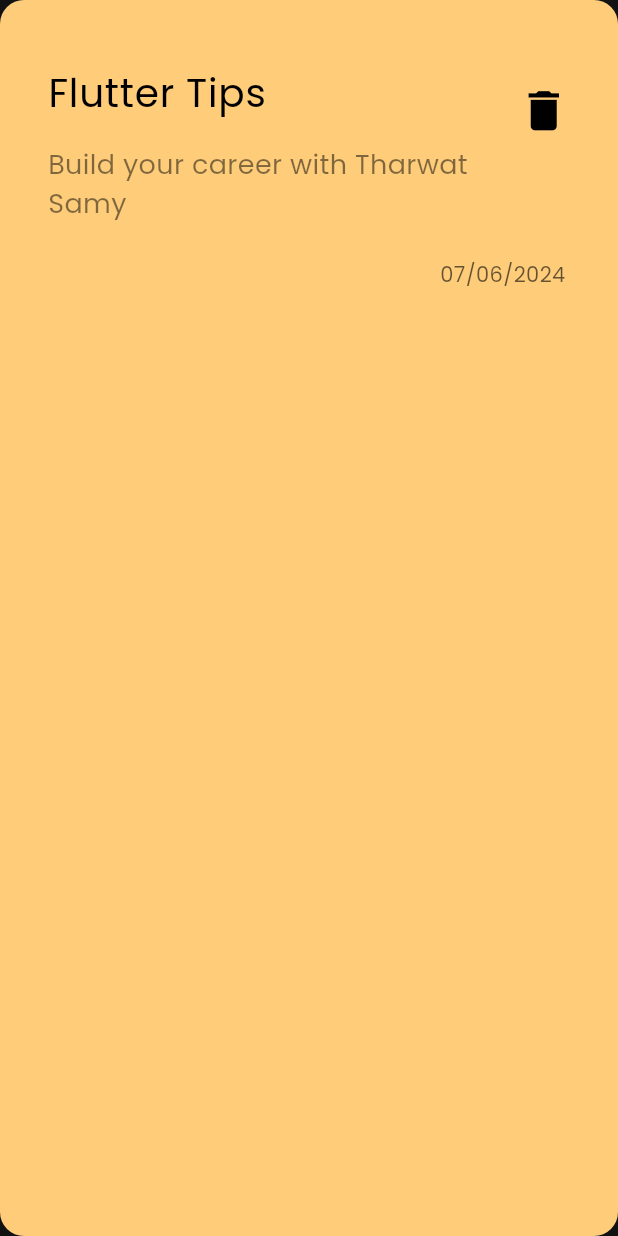
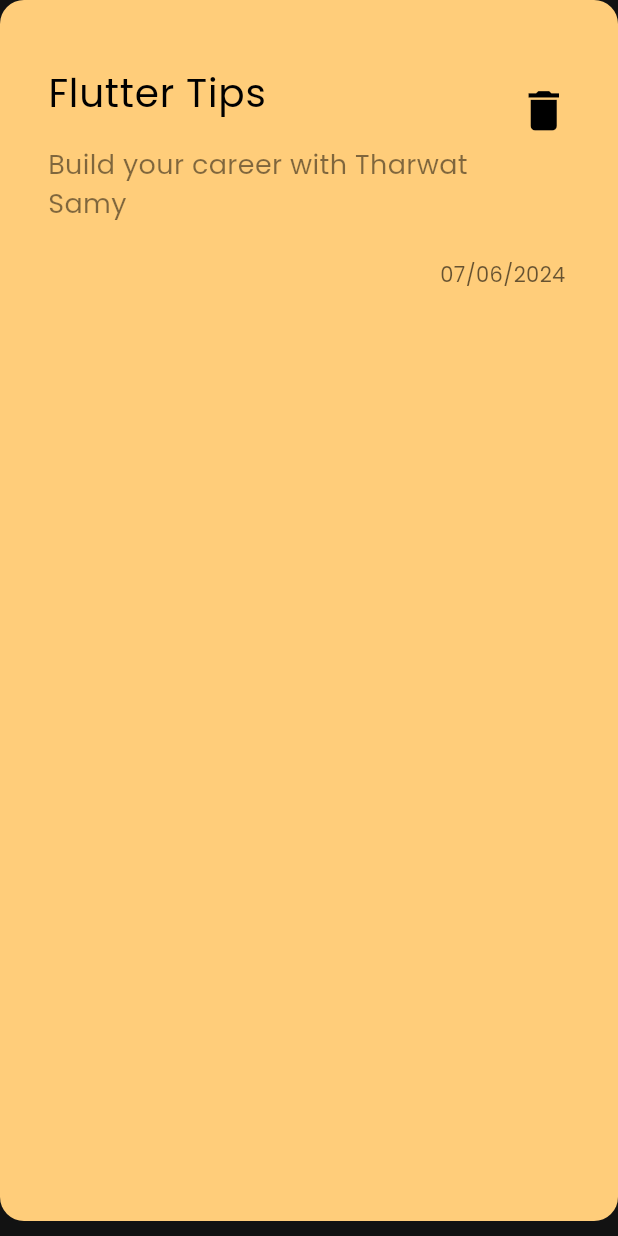
Before and after one commit to 0omarahmed73/notes_app, a Flutter app: the NoteItem widget shown alone on an empty page, opened directly, on a phone screen of 412 x 824 dp. Run offline on Flutter 3.47's test engine with Material 3 defaults, Android fonts, the phone set to English and light mode, and no system bars; statements that could not run were skipped.

Commit message:
chore: Update padding and margin in custom_app_bar and note_item widgets

```diff
--- a/lib/widgets/custom_app_bar.dart
+++ b/lib/widgets/custom_app_bar.dart
@@ -6,9 +6,9 @@ class CustomAppBar extends StatelessWidget {
 
   @override
   Widget build(BuildContext context) {
-    return Padding(
-      padding: const EdgeInsets.only(bottom: 25.0),
-      child: const Row(
+    return const Padding(
+      padding: EdgeInsets.only(bottom: 25.0),
+      child: Row(
         mainAxisAlignment: MainAxisAlignment.spaceBetween,
         children: [
           Text(
--- a/lib/widgets/note_item.dart
+++ b/lib/widgets/note_item.dart
@@ -6,19 +6,20 @@ class NoteItem extends StatelessWidget {
   @override
   Widget build(BuildContext context) {
     return Container(
-      padding: EdgeInsets.only(
+      margin: const EdgeInsets.only(bottom: 10),
+      padding: const EdgeInsets.only(
         top: 34,
         bottom: 34,
         left: 16,
       ),
       decoration: BoxDecoration(
-        color: Color(0xffffcd7a),
+        color: const Color(0xffffcd7a),
         borderRadius: BorderRadius.circular(16),
       ),
       child: Column(
         children: [
           ListTile(
-            title: Text(
+            title: const Text(
               'Flutter Tips',
               style: TextStyle(color: Colors.black, fontSize: 26),
             ),
@@ -31,9 +32,9 @@ class NoteItem extends StatelessWidget {
               ),
             ),
             trailing: Transform.translate(
-              offset: Offset(0, -30),
+              offset: const Offset(0, -30),
               child: IconButton(
-                icon: Icon(
+                icon: const Icon(
                   Icons.delete,
                   size: 35,
                   color: Colors.black,
```
Also changed, not shown: lib/widgets/notes_list_view.dart (added, +14 -0 lines), lib/widgets/notes_view_body.dart (+5 -4 lines).
